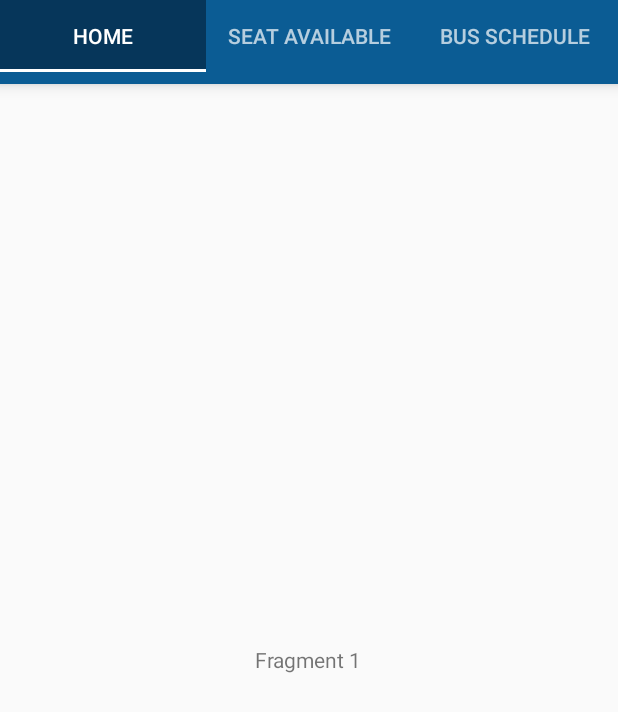
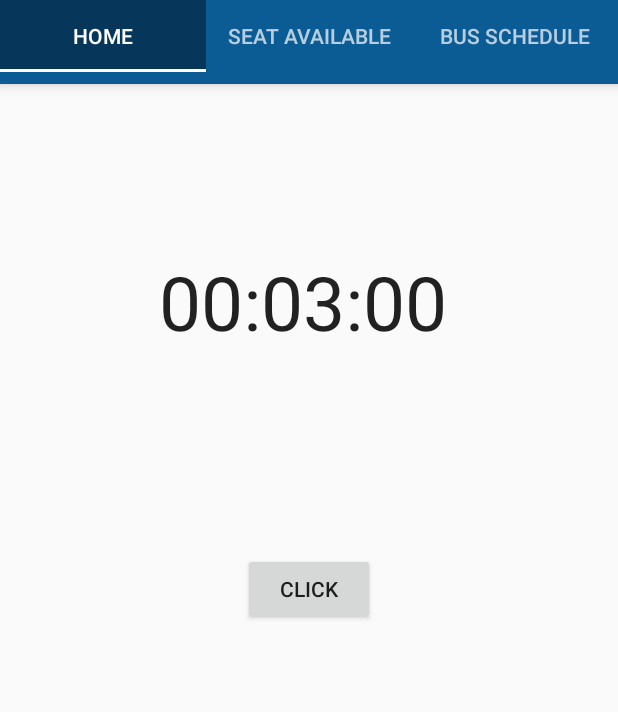
Before and after one commit to kotcharatp/MUsTracker, an Android app: the screen it shows after launch (MainActivity), on a phone screen of 412 x 824 dp. Shown: the top 712 px of the screen. Run offline under Robolectric (Android 15) with nearby library versions, the phone set to English and light mode, and no system bars.

Commit message:
Hi Cat did countdown timer ka.

```diff
--- a/app/src/main/java/com/bustracker/mustracker/FragmentTab1_Home.java
+++ b/app/src/main/java/com/bustracker/mustracker/FragmentTab1_Home.java
@@ -3,17 +3,64 @@ package com.bustracker.mustracker;
 /**
  * Created by kotcharat on 1/31/16.
  */
+import android.annotation.SuppressLint;
+import android.annotation.TargetApi;
+import android.os.Build;
 import android.os.Bundle;
+import android.os.CountDownTimer;
 import android.support.v4.app.Fragment;
 import android.view.LayoutInflater;
 import android.view.View;
 import android.view.ViewGroup;
+import android.widget.Button;
+import android.widget.TextView;
 
+import java.util.Timer;
+import java.util.TimerTask;
+import java.util.concurrent.CountDownLatch;
+import java.util.concurrent.TimeUnit;
+
+@TargetApi(Build.VERSION_CODES.GINGERBREAD)
+@SuppressLint("NewApi")
 public class FragmentTab1_Home extends Fragment {
+    Button btnClick;
+    TextView timerText;
     @Override
     public View onCreateView(LayoutInflater inflater, ViewGroup container, Bundle savedInstanceState) {
         View rootView = inflater.inflate(R.layout.fragment_home, container, false);
+        btnClick = (Button) rootView.findViewById(R.id.clickButton);
+        timerText = (TextView) rootView.findViewById(R.id.timer);
+        timerText.setText("00:03:00");
+
+        final CounterClass timerClass = new CounterClass(180000,1000);
+        btnClick.setOnClickListener(new View.OnClickListener() {
+            @Override
+            public void onClick(View v) {
+                timerClass.start();
+            }
+        });
         return rootView;
     }
+    @TargetApi(Build.VERSION_CODES.GINGERBREAD)
+    @SuppressLint("NewApi")
+    public class CounterClass extends CountDownTimer{
+        public CounterClass(long millisInFuture, long countDownInterval){
+            super(millisInFuture, countDownInterval);
+        }
 
+        @Override
+        public void onTick(long millisUntilFinished) {
+            long millis = millisUntilFinished;
+            String hms = String.format("%02d:%02d:%02d", TimeUnit.MICROSECONDS.toHours(millis),
+                    TimeUnit.MILLISECONDS.toMinutes(millis) - TimeUnit.HOURS.toMinutes(TimeUnit.MILLISECONDS.toHours(millis)),
+                    TimeUnit.MILLISECONDS.toSeconds(millis)-TimeUnit.MINUTES.toSeconds(TimeUnit.MILLISECONDS.toMinutes(millis)));
+            System.out.println(hms);
+            timerText.setText(hms);
+        }
+
+        @Override
+         public void onFinish() {
+            timerText.setText("Completed.");
+        }
+    }
 }
--- a/app/src/main/java/com/bustracker/mustracker/MainActivity.java
+++ b/app/src/main/java/com/bustracker/mustracker/MainActivity.java
@@ -1,6 +1,9 @@
 package com.bustracker.mustracker;
 
+import android.annotation.SuppressLint;
+import android.annotation.TargetApi;
 import android.app.Fragment;
+import android.os.Build;
 import android.os.Bundle;
 import android.support.design.widget.FloatingActionButton;
 import android.support.design.widget.Snackbar;
@@ -13,7 +16,9 @@ import android.support.v7.widget.Toolbar;
 import android.view.View;
 import android.view.Menu;
 import android.view.MenuItem;
+import android.widget.Button;
 import android.widget.Spinner;
+import android.widget.TextView;
 
 public class MainActivity extends ActionBarActivity {
 
@@ -21,8 +26,6 @@ public class MainActivity extends ActionBarActivity {
     protected void onCreate(Bundle savedInstanceState) {
         super.onCreate(savedInstanceState);
         setContentView(R.layout.activity_main);
-        Toolbar toolbar = (Toolbar) findViewById(R.id.toolbar);
-
         /*
         FloatingActionButton fab = (FloatingActionButton) findViewById(R.id.fab);
         fab.setOnClickListener(new View.OnClickListener() {
@@ -73,13 +76,7 @@ public class MainActivity extends ActionBarActivity {
 
     @Override
     public boolean onOptionsItemSelected(MenuItem item) {
-        // Handle action bar item clicks here. The action bar will
-        // automatically handle clicks on the Home/Up button, so long
-        // as you specify a parent activity in AndroidManifest.xml.
         int id = item.getItemId();
-
-        //noinspection SimplifiableIfStatement
-
         return super.onOptionsItemSelected(item);
 
     }
--- a/app/src/main/res/layout/fragment_home.xml
+++ b/app/src/main/res/layout/fragment_home.xml
@@ -5,10 +5,21 @@
     android:orientation="vertical">
 
     <TextView
+        android:layout_width="200dp"
+        android:layout_height="150dp"
+        android:textAppearance="?android:attr/textAppearanceLarge"
+        android:id="@+id/timer"
+        android:layout_marginTop="111dp"
+        android:layout_alignParentTop="true"
+        android:layout_centerHorizontal="true"
+        android:textSize="50sp"/>
+
+    <Button
         android:layout_width="wrap_content"
         android:layout_height="wrap_content"
+        android:text="Click"
+        android:id="@+id/clickButton"
+        android:layout_below="@+id/timer"
         android:layout_centerHorizontal="true"
-        android:layout_centerVertical="true"
-        android:text="Fragment 1" />
-
+        android:layout_marginTop="51dp" />
 </RelativeLayout>
```
